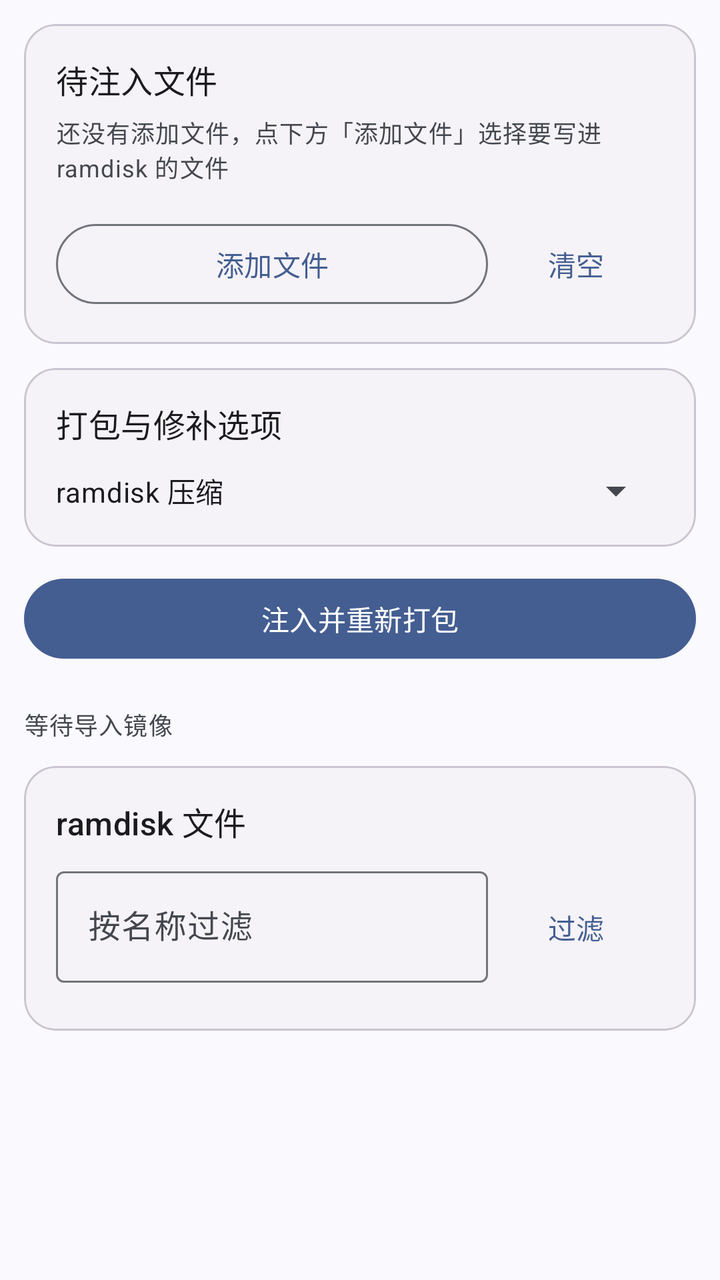
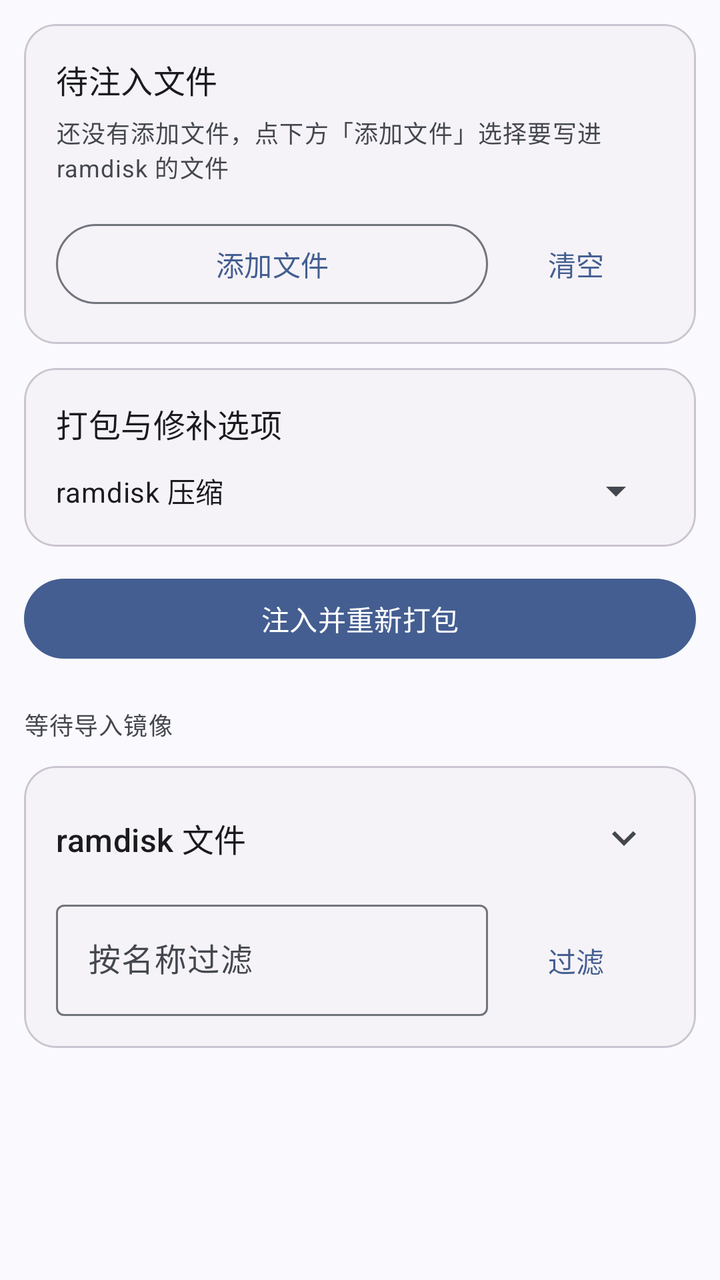

Two renders of the same Android screen: before a commit and after it. Below are the layout's source before the change and the commit's diff.
<!-- AndroidManifest.xml: application theme Theme.BootForge -->
<!-- res/layout/fragment_inject.xml -->
<?xml version="1.0" encoding="utf-8"?>
<androidx.core.widget.NestedScrollView xmlns:android="http://schemas.android.com/apk/res/android"
    xmlns:app="http://schemas.android.com/apk/res-auto"
    android:layout_width="match_parent"
    android:layout_height="match_parent"
    android:fillViewport="true"
    android:background="?attr/colorSurface">

    <LinearLayout
        android:layout_width="match_parent"
        android:layout_height="wrap_content"
        android:orientation="vertical"
        android:padding="12dp">

        <com.google.android.material.card.MaterialCardView
            android:layout_width="match_parent"
            android:layout_height="wrap_content"
            android:layout_marginBottom="12dp"
            app:cardBackgroundColor="?attr/colorSurfaceContainerLow"
            app:cardCornerRadius="16dp"
            app:cardElevation="0dp">

            <LinearLayout
                android:layout_width="match_parent"
                android:layout_height="wrap_content"
                android:orientation="vertical"
                android:padding="16dp">

                <TextView
                    android:layout_width="match_parent"
                    android:layout_height="wrap_content"
                    android:text="@string/inject_files"
                    android:textAppearance="?attr/textAppearanceTitleMedium" />

                <TextView
                    android:id="@+id/tvEmpty"
                    android:layout_width="match_parent"
                    android:layout_height="wrap_content"
                    android:layout_marginTop="6dp"
                    android:text="@string/inject_empty"
                    android:textAppearance="?attr/textAppearanceBodySmall" />

                <androidx.recyclerview.widget.RecyclerView
                    android:id="@+id/rvInject"
                    android:layout_width="match_parent"
                    android:layout_height="wrap_content"
                    android:layout_marginTop="8dp"
                    android:overScrollMode="never" />

                <LinearLayout
                    android:layout_width="match_parent"
                    android:layout_height="wrap_content"
                    android:layout_marginTop="8dp"
                    android:orientation="horizontal">

                    <com.google.android.material.button.MaterialButton
                        android:id="@+id/btnAddFiles"
                        style="@style/Widget.Material3.Button.OutlinedButton"
                        android:layout_width="0dp"
                        android:layout_height="wrap_content"
                        android:layout_weight="1"
                        android:text="@string/add_files" />

                    <com.google.android.material.button.MaterialButton
                        android:id="@+id/btnClear"
                        style="@style/Widget.Material3.Button.TextButton"
                        android:layout_width="wrap_content"
                        android:layout_height="wrap_content"
                        android:text="@string/clear" />
                </LinearLayout>
            </LinearLayout>
        </com.google.android.material.card.MaterialCardView>

        <com.google.android.material.card.MaterialCardView
            android:layout_width="match_parent"
            android:layout_height="wrap_content"
            android:layout_marginBottom="12dp"
            app:cardBackgroundColor="?attr/colorSurfaceContainerLow"
            app:cardCornerRadius="16dp"
            app:cardElevation="0dp">

            <LinearLayout
                android:layout_width="match_parent"
                android:layout_height="wrap_content"
                android:orientation="vertical"
                android:padding="16dp">

                <TextView
                    android:layout_width="match_parent"
                    android:layout_height="wrap_content"
                    android:text="@string/patch_options"
                    android:textAppearance="?attr/textAppearanceTitleMedium" />

                <LinearLayout
                    android:layout_width="match_parent"
                    android:layout_height="wrap_content"
                    android:layout_marginTop="10dp"
                    android:gravity="center_vertical"
                    android:orientation="horizontal">

                    <TextView
                        android:layout_width="wrap_content"
                        android:layout_height="wrap_content"
                        android:text="@string/compression"
                        android:textAppearance="?attr/textAppearanceBodyMedium" />

                    <Spinner
                        android:id="@+id/spinnerFormat"
                        android:layout_width="0dp"
                        android:layout_height="wrap_content"
                        android:layout_marginStart="10dp"
                        android:layout_weight="1" />
                </LinearLayout>
            </LinearLayout>
        </com.google.android.material.card.MaterialCardView>

        <com.google.android.material.button.MaterialButton
            android:id="@+id/btnInject"
            android:layout_width="match_parent"
            android:layout_height="wrap_content"
            android:layout_marginBottom="12dp"
            android:text="@string/inject_and_pack" />

        <ProgressBar
            android:id="@+id/progress"
            android:layout_width="match_parent"
            android:layout_height="wrap_content"
            style="?android:attr/progressBarStyleHorizontal"
            android:indeterminate="true"
            android:visibility="gone" />

        <TextView
            android:id="@+id/tvStatus"
            android:layout_width="match_parent"
            android:layout_height="wrap_content"
            android:layout_marginTop="8dp"
            android:text="@string/status_idle"
            android:textAppearance="?attr/textAppearanceBodySmall" />

        <com.google.android.material.card.MaterialCardView
            android:layout_width="match_parent"
            android:layout_height="wrap_content"
            android:layout_marginTop="12dp"
            android:layout_marginBottom="12dp"
            app:cardBackgroundColor="?attr/colorSurfaceContainerLow"
            app:cardCornerRadius="16dp"
            app:cardElevation="0dp">

            <LinearLayout
                android:layout_width="match_parent"
                android:layout_height="wrap_content"
                android:orientation="vertical"
                android:padding="16dp">

                <TextView
                    android:id="@+id/tvRamdiskCount"
                    android:layout_width="match_parent"
                    android:layout_height="wrap_content"
                    android:text="@string/ramdisk_files"
                    android:textAppearance="?attr/textAppearanceTitleMedium" />

                <LinearLayout
                    android:layout_width="match_parent"
                    android:layout_height="wrap_content"
                    android:layout_marginTop="8dp"
                    android:orientation="horizontal">

                    <com.google.android.material.textfield.TextInputLayout
                        android:layout_width="0dp"
                        android:layout_height="wrap_content"
                        android:layout_weight="1"
                        android:hint="@string/filter_hint">

                        <com.google.android.material.textfield.TextInputEditText
                            android:id="@+id/etFilter"
                            android:layout_width="match_parent"
                            android:layout_height="wrap_content"
                            android:inputType="text"
                            android:singleLine="true" />
                    </com.google.android.material.textfield.TextInputLayout>

                    <com.google.android.material.button.MaterialButton
                        android:id="@+id/btnFilter"
                        style="@style/Widget.Material3.Button.TextButton"
                        android:layout_width="wrap_content"
                        android:layout_height="wrap_content"
                        android:text="@string/filter" />
                </LinearLayout>

                <TextView
                    android:id="@+id/tvNotice"
                    android:layout_width="match_parent"
                    android:layout_height="wrap_content"
                    android:layout_marginTop="8dp"
                    android:text="@string/ramdisk_notice"
                    android:textAppearance="?attr/textAppearanceBodySmall"
                    android:visibility="gone" />

                <androidx.recyclerview.widget.RecyclerView
                    android:id="@+id/rvRamdisk"
                    android:layout_width="match_parent"
                    android:layout_height="wrap_content"
                    android:layout_marginTop="8dp"
                    android:overScrollMode="never" />
            </LinearLayout>
        </com.google.android.material.card.MaterialCardView>
    </LinearLayout>
</androidx.core.widget.NestedScrollView>
<!-- resources referenced by this layout -->
<resources>
  <string name="add_files">添加文件</string>
  <string name="clear">清空</string>
  <string name="compression">ramdisk 压缩</string>
  <string name="filter">过滤</string>
  <string name="filter_hint">按名称过滤</string>
  <string name="inject_and_pack">注入并重新打包</string>
  <string name="inject_empty">还没有添加文件，点下方「添加文件」选择要写进 ramdisk 的文件</string>
  <string name="inject_files">待注入文件</string>
  <string name="patch_options">打包与修补选项</string>
  <string name="ramdisk_files">ramdisk 文件</string>
  <string name="ramdisk_notice">ramdisk 体积过大，已跳过完整解析（不显示文件列表）。注入仍可使用：会以追加方式流式写入，不影响打包结果。</string>
  <string name="status_idle">等待导入镜像</string>
  <style name="Theme.BootForge" parent="Theme.Material3.DynamicColors.DayNight.NoActionBar">
          <item name="windowActionBar">false</item>
          <item name="windowNoTitle">true</item>
          <item name="android:statusBarColor">@android:color/transparent</item>
      </style>
</resources>

<!-- the commit's change to res/layout/fragment_inject.xml (unified diff, before → after) -->
@@ -152,12 +152,29 @@
                 android:orientation="vertical"
                 android:padding="16dp">
 
-                <TextView
-                    android:id="@+id/tvRamdiskCount"
-                    android:layout_width="match_parent"
-                    android:layout_height="wrap_content"
-                    android:text="@string/ramdisk_files"
-                    android:textAppearance="?attr/textAppearanceTitleMedium" />
+                <LinearLayout
+                    android:layout_width="match_parent"
+                    android:layout_height="wrap_content"
+                    android:gravity="center_vertical"
+                    android:orientation="horizontal">
+
+                    <TextView
+                        android:id="@+id/tvRamdiskCount"
+                        android:layout_width="0dp"
+                        android:layout_height="wrap_content"
+                        android:layout_weight="1"
+                        android:text="@string/ramdisk_files"
+                        android:textAppearance="?attr/textAppearanceTitleMedium" />
+
+                    <ImageButton
+                        android:id="@+id/btnToggleList"
+                        android:layout_width="40dp"
+                        android:layout_height="40dp"
+                        android:background="?attr/selectableItemBackgroundBorderless"
+                        android:contentDescription="@string/expand_list"
+                        android:src="@drawable/ic_expand_more"
+                        app:tint="?attr/colorOnSurfaceVariant" />
+                </LinearLayout>
 
                 <LinearLayout
                     android:layout_width="match_parent"
@@ -201,7 +218,16 @@
                     android:layout_width="match_parent"
                     android:layout_height="wrap_content"
                     android:layout_marginTop="8dp"
-                    android:overScrollMode="never" />
+                    android:overScrollMode="never"
+                    android:visibility="gone" />
+
+                <com.google.android.material.button.MaterialButton
+                    android:id="@+id/btnLoadMore"
+                    style="@style/Widget.Material3.Button.TextButton"
+                    android:layout_width="match_parent"
+                    android:layout_height="wrap_content"
+                    android:text="@string/no_more"
+                    android:visibility="gone" />
             </LinearLayout>
         </com.google.android.material.card.MaterialCardView>
     </LinearLayout>
<!-- resource entries referenced after the edit -->
@@ -1,13 +1,26 @@
 <!-- resources referenced by this layout -->
 <resources>
+  <!-- drawable ic_expand_more (drawable) -->
+  <vector xmlns:android="http://schemas.android.com/apk/res/android"
+      android:width="24dp"
+      android:height="24dp"
+      android:viewportWidth="24"
+      android:viewportHeight="24"
+      android:tint="?attr/colorControlNormal">
+      <path
+          android:fillColor="@android:color/white"
+          android:pathData="M16.59,8.59L12,13.17L7.41,8.59L6,10l6,6l6,-6z" />
+  </vector>
   <string name="add_files">添加文件</string>
   <string name="clear">清空</string>
   <string name="compression">ramdisk 压缩</string>
+  <string name="expand_list">展开列表</string>
   <string name="filter">过滤</string>
   <string name="filter_hint">按名称过滤</string>
   <string name="inject_and_pack">注入并重新打包</string>
   <string name="inject_empty">还没有添加文件，点下方「添加文件」选择要写进 ramdisk 的文件</string>
   <string name="inject_files">待注入文件</string>
+  <string name="no_more">已全部显示</string>
   <string name="patch_options">打包与修补选项</string>
   <string name="ramdisk_files">ramdisk 文件</string>
   <string name="ramdisk_notice">ramdisk 体积过大，已跳过完整解析（不显示文件列表）。注入仍可使用：会以追加方式流式写入，不影响打包结果。</string>
